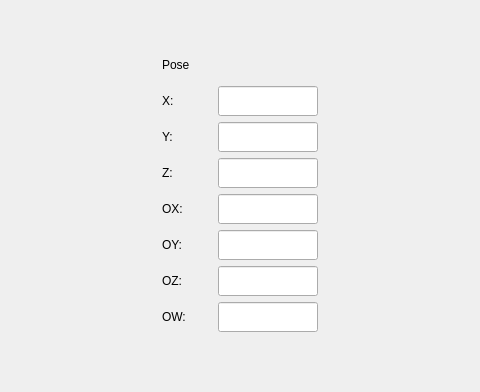
Before: the Qt Designer form src/marble_vis.ui in manuoso/ivis, drawn with Qt 5; both pictures show x 316 to 796 and y 218 to 610 of the 1112 by 840 pixel window.
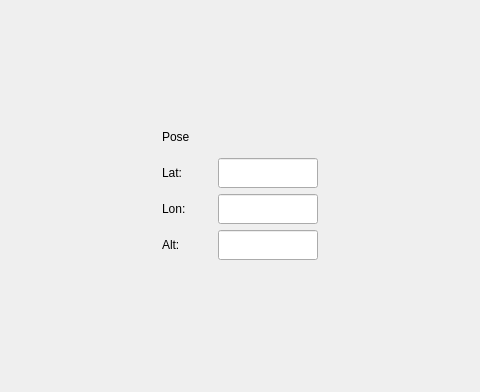
After: the same form once the commit is applied.

Commit message: Changed from pose stamped to nav sat fix to show GPS Position in Marble

```diff
--- a/src/marble_vis.ui
+++ b/src/marble_vis.ui
@@ -47,8 +47,34 @@
               </property>
              </widget>
             </item>
-            <item row="6" column="1">
-             <widget class="QLineEdit" name="lineEdit_p4">
+            <item row="5" column="0">
+             <widget class="QLabel" name="label_23">
+              <property name="maximumSize">
+               <size>
+                <width>50</width>
+                <height>30</height>
+               </size>
+              </property>
+              <property name="text">
+               <string>Alt:</string>
+              </property>
+             </widget>
+            </item>
+            <item row="3" column="0">
+             <widget class="QLabel" name="label_21">
+              <property name="maximumSize">
+               <size>
+                <width>50</width>
+                <height>30</height>
+               </size>
+              </property>
+              <property name="text">
+               <string>Lat:</string>
+              </property>
+             </widget>
+            </item>
+            <item row="3" column="1">
+             <widget class="QLineEdit" name="lineEdit_p1">
               <property name="maximumSize">
                <size>
                 <width>100</width>
@@ -57,8 +83,8 @@
               </property>
              </widget>
             </item>
-            <item row="7" column="1">
-             <widget class="QLineEdit" name="lineEdit_p5">
+            <item row="4" column="1">
+             <widget class="QLineEdit" name="lineEdit_p2">
               <property name="maximumSize">
                <size>
                 <width>100</width>
@@ -77,22 +103,22 @@
               </property>
              </widget>
             </item>
-            <item row="1" column="2" rowspan="10">
+            <item row="4" column="0">
+             <widget class="QLabel" name="label_22">
+              <property name="maximumSize">
+               <size>
+                <width>50</width>
+                <height>30</height>
+               </size>
+              </property>
+              <property name="text">
+               <string>Lon:</string>
+              </property>
+             </widget>
+            </item>
+            <item row="1" column="2" rowspan="6">
              <layout class="QHBoxLayout" name="horizontalLayout"/>
             </item>
-            <item row="7" column="0">
-             <widget class="QLabel" name="label_2">
-              <property name="maximumSize">
-               <size>
-                <width>50</width>
-                <height>30</height>
-               </size>
-              </property>
-              <property name="text">
-               <string>OY:</string>
-              </property>
-             </widget>
-            </item>
             <item row="1" column="0">
              <spacer name="verticalSpacer">
               <property name="orientation">
@@ -109,124 +135,6 @@
               </property>
              </spacer>
             </item>
-            <item row="6" column="0">
-             <widget class="QLabel" name="label">
-              <property name="maximumSize">
-               <size>
-                <width>50</width>
-                <height>30</height>
-               </size>
-              </property>
-              <property name="text">
-               <string>OX:</string>
-              </property>
-             </widget>
-            </item>
-            <item row="3" column="0">
-             <widget class="QLabel" name="label_21">
-              <property name="maximumSize">
-               <size>
-                <width>50</width>
-                <height>30</height>
-               </size>
-              </property>
-              <property name="text">
-               <string>X:</string>
-              </property>
-             </widget>
-            </item>
-            <item row="4" column="1">
-             <widget class="QLineEdit" name="lineEdit_p2">
-              <property name="maximumSize">
-               <size>
-                <width>100</width>
-                <height>30</height>
-               </size>
-              </property>
-             </widget>
-            </item>
-            <item row="8" column="0">
-             <widget class="QLabel" name="label_3">
-              <property name="maximumSize">
-               <size>
-                <width>50</width>
-                <height>30</height>
-               </size>
-              </property>
-              <property name="text">
-               <string>OZ:</string>
-              </property>
-             </widget>
-            </item>
-            <item row="3" column="1">
-             <widget class="QLineEdit" name="lineEdit_p1">
-              <property name="maximumSize">
-               <size>
-                <width>100</width>
-                <height>30</height>
-               </size>
-              </property>
-             </widget>
-            </item>
-            <item row="9" column="0">
-             <widget class="QLabel" name="label_4">
-              <property name="maximumSize">
-               <size>
-                <width>50</width>
-                <height>30</height>
-               </size>
-              </property>
-              <property name="text">
-               <string>OW:</string>
-              </property>
-             </widget>
-            </item>
-            <item row="4" column="0">
-             <widget class="QLabel" name="label_22">
-              <property name="maximumSize">
-               <size>
-                <width>50</width>
-                <height>30</height>
-               </size>
-              </property>
-              <property name="text">
-               <string>Y:</string>
-              </property>
-             </widget>
-            </item>
-            <item row="5" column="0">
-             <widget class="QLabel" name="label_23">
-              <property name="maximumSize">
-               <size>
-                <width>50</width>
-                <height>30</height>
-               </size>
-              </property>
-              <property name="text">
-               <string>Z:</string>
-              </property>
-             </widget>
-            </item>
-            <item row="8" column="1">
-             <widget class="QLineEdit" name="lineEdit_p6">
-              <property name="maximumSize">
-               <size>
-                <width>100</width>
-                <height>30</height>
-               </size>
-              </property>
-             </widget>
-            </item>
-            <item row="9" column="1">
-             <widget class="QLineEdit" name="lineEdit_p7">
-              <property name="maximumSize">
-               <size>
-                <width>100</width>
-                <height>30</height>
-               </size>
-              </property>
-             </widget>
-            </item>
            </layout>
           </item>
          </layout>
```
The commit also changes 4 other files.
